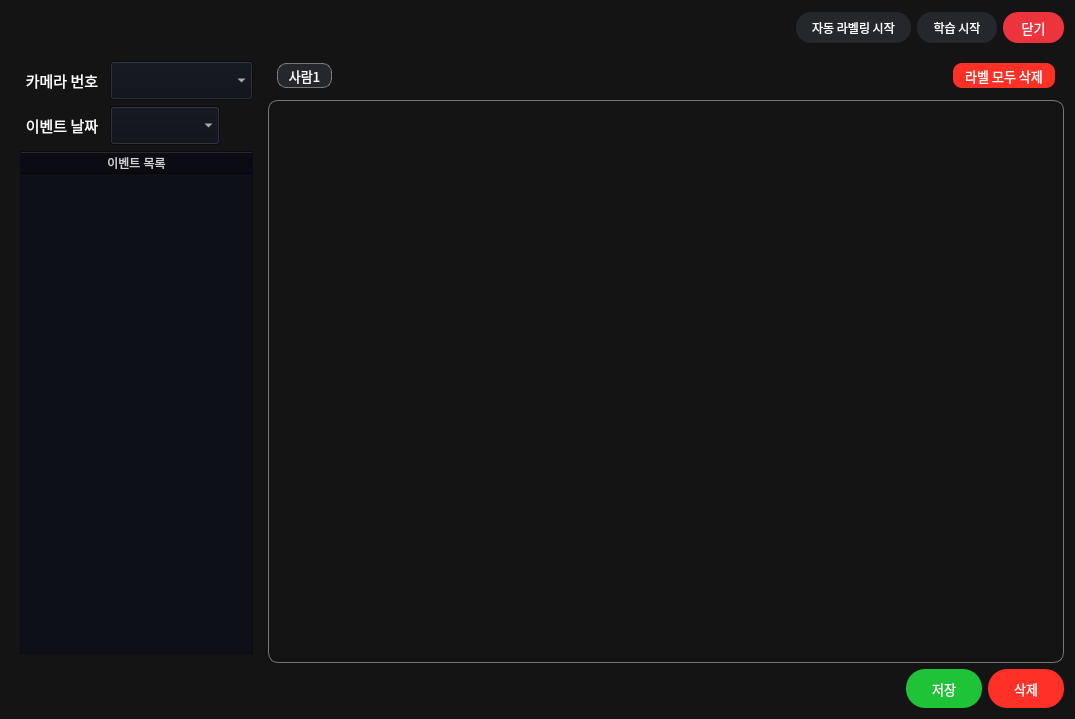
Qt form ui/ai_labeling.ui (diddytpq/MS-AI-Viewer) before a commit.
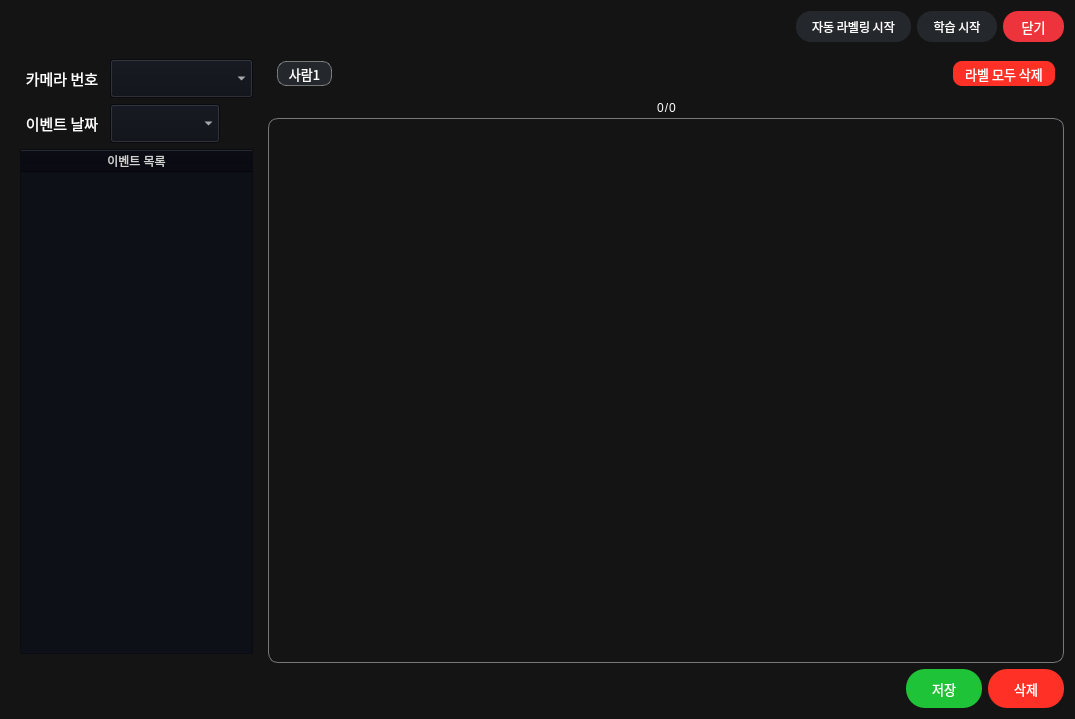
The same form after that commit. Icons and pictures are not drawn.

What changed in the file:
```diff
--- a/ui/ai_labeling.ui
+++ b/ui/ai_labeling.ui
@@ -38,14 +38,14 @@
          </property>
          <property name="minimumSize">
           <size>
-           <width>200</width>
-           <height>34</height>
+           <width>202</width>
+           <height>32</height>
           </size>
          </property>
          <property name="maximumSize">
           <size>
-           <width>200</width>
-           <height>34</height>
+           <width>202</width>
+           <height>32</height>
           </size>
          </property>
          <property name="font">
@@ -733,6 +733,103 @@
            </layout>
           </widget>
          </item>
+         <item>
+          <layout class="QHBoxLayout" name="horizontalLayout_12">
+           <item>
+            <spacer name="horizontalSpacer_4">
+             <property name="orientation">
+              <enum>Qt::Orientation::Horizontal</enum>
+             </property>
+             <property name="sizeType">
+              <enum>QSizePolicy::Policy::Expanding</enum>
+             </property>
+             <property name="sizeHint" stdset="0">
+              <size>
+               <width>368</width>
+               <height>20</height>
+              </size>
+             </property>
+            </spacer>
+           </item>
+           <item>
+            <layout class="QHBoxLayout" name="horizontalLayout_13">
+             <item>
+              <widget class="QLabel" name="img_cur_num">
+               <property name="maximumSize">
+                <size>
+                 <width>20</width>
+                 <height>17</height>
+                </size>
+               </property>
+               <property name="styleSheet">
+                <string notr="true">color: rgb(255, 255, 255);</string>
+               </property>
+               <property name="text">
+                <string>0</string>
+               </property>
+               <property name="alignment">
+                <set>Qt::AlignmentFlag::AlignCenter</set>
+               </property>
+              </widget>
+             </item>
+             <item>
+              <widget class="QLabel" name="img_counter_bar">
+               <property name="maximumSize">
+                <size>
+                 <width>20</width>
+                 <height>17</height>
+                </size>
+               </property>
+               <property name="styleSheet">
+                <string notr="true">color: rgb(255, 255, 255);</string>
+               </property>
+               <property name="text">
+                <string>/</string>
+               </property>
+               <property name="alignment">
+                <set>Qt::AlignmentFlag::AlignCenter</set>
+               </property>
+              </widget>
+             </item>
+             <item>
+              <widget class="QLabel" name="img_total_num">
+               <property name="maximumSize">
+                <size>
+                 <width>20</width>
+                 <height>17</height>
+                </size>
+               </property>
+               <property name="styleSheet">
+                <string notr="true">color: rgb(255, 255, 255);</string>
+               </property>
+               <property name="text">
+                <string>0</string>
+               </property>
+               <property name="alignment">
+                <set>Qt::AlignmentFlag::AlignCenter</set>
+               </property>
+              </widget>
+             </item>
+            </layout>
+           </item>
+           <item>
+            <spacer name="horizontalSpacer_5">
+             <property name="orientation">
+              <enum>Qt::Orientation::Horizontal</enum>
+             </property>
+             <property name="sizeType">
+              <enum>QSizePolicy::Policy::Expanding</enum>
+             </property>
+             <property name="sizeHint" stdset="0">
+              <size>
+               <width>368</width>
+               <height>20</height>
+              </size>
+             </property>
+            </spacer>
+           </item>
+          </layout>
+         </item>
          <item>
           <widget class="QLabel" name="label_image_viewer">
            <property name="sizePolicy">
```
